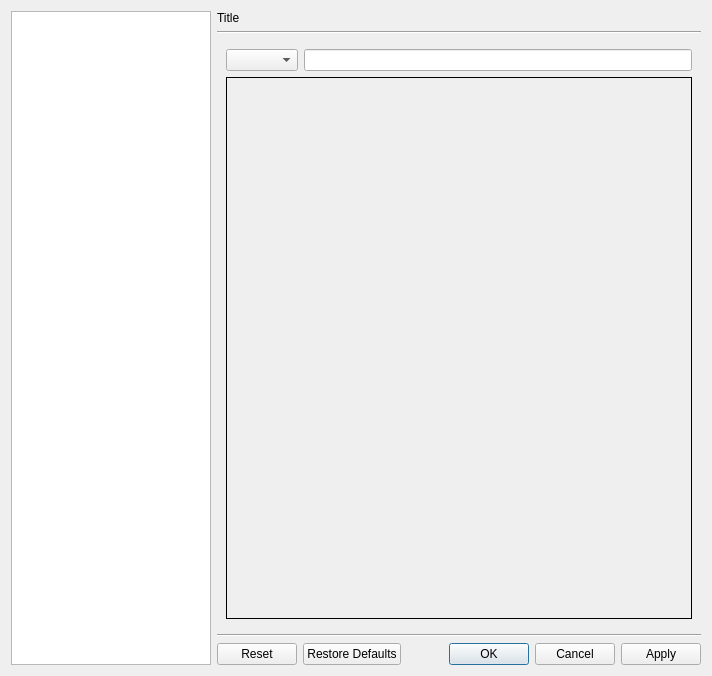
Above: src/cmplayer/ui/prefdialog.ui from bylee20/bomi before the change. Below: the same form after it.
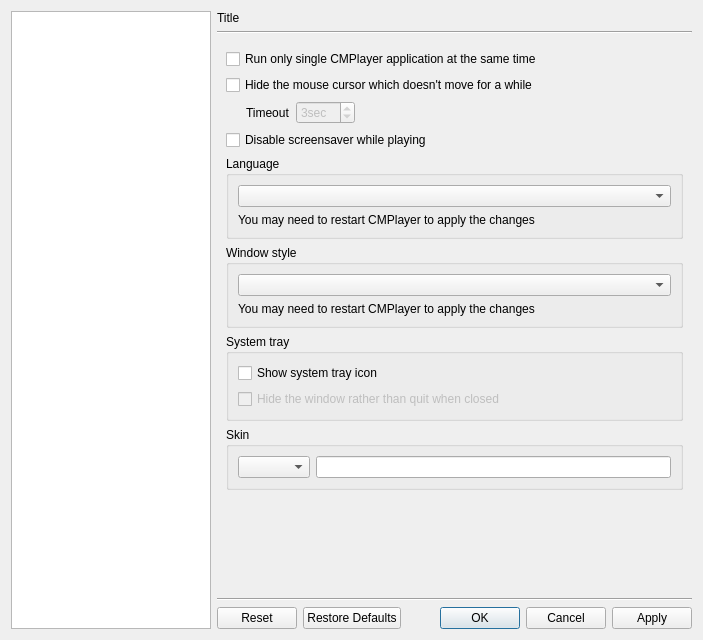
That is the form after the change. The open tabs and pages were chosen to show the change. Icons and pictures are not drawn. Custom widgets are drawn as their Qt base class.

Patch:
```diff
--- a/src/cmplayer/ui/prefdialog.ui
+++ b/src/cmplayer/ui/prefdialog.ui
@@ -6,8 +6,8 @@
    <rect>
     <x>0</x>
     <y>0</y>
-    <width>712</width>
-    <height>676</height>
+    <width>703</width>
+    <height>640</height>
    </rect>
   </property>
   <property name="windowTitle">
@@ -1173,6 +1173,25 @@
            </layout>
           </widget>
          </item>
+         <item>
+          <widget class="QGroupBox" name="groupBox_4">
+           <property name="title">
+            <string>Skin</string>
+           </property>
+           <layout class="QHBoxLayout" name="horizontalLayout_9">
+            <item>
+             <widget class="DataComboBox" name="skin_name"/>
+            </item>
+            <item>
+             <widget class="QLineEdit" name="skin_path">
+              <property name="readOnly">
+               <bool>true</bool>
+              </property>
+             </widget>
+            </item>
+           </layout>
+          </widget>
+         </item>
          <item>
           <spacer name="verticalSpacer_5">
            <property name="orientation">
@@ -2386,53 +2405,6 @@
          </item>
         </layout>
        </widget>
-       <widget class="QWidget" name="ui_skin">
-        <layout class="QVBoxLayout" name="verticalLayout_9">
-         <item>
-          <layout class="QHBoxLayout" name="horizontalLayout_9">
-           <item>
-            <widget class="DataComboBox" name="skin_name"/>
-           </item>
-           <item>
-            <widget class="QLineEdit" name="skin_path">
-             <property name="readOnly">
-              <bool>true</bool>
-             </property>
-            </widget>
-           </item>
-          </layout>
-         </item>
-         <item>
-          <layout class="QHBoxLayout" name="horizontalLayout_12">
-           <property name="spacing">
-            <number>0</number>
-           </property>
-           <item>
-            <widget class="QWindowFrame" name="skin_preview">
-             <property name="sizePolicy">
-              <sizepolicy hsizetype="Preferred" vsizetype="Expanding">
-               <horstretch>0</horstretch>
-               <verstretch>0</verstretch>
-              </sizepolicy>
-             </property>
-             <property name="minimumSize">
-              <size>
-               <width>200</width>
-               <height>200</height>
-              </size>
-             </property>
-             <property name="frameShape">
-              <enum>QFrame::Box</enum>
-             </property>
-             <property name="frameShadow">
-              <enum>QFrame::Plain</enum>
-             </property>
-            </widget>
-           </item>
-          </layout>
-         </item>
-        </layout>
-       </widget>
       </widget>
      </item>
      <item>
@@ -2505,12 +2477,6 @@
    <extends>QComboBox</extends>
    <header>widgets.hpp</header>
   </customwidget>
-  <customwidget>
-   <class>QWindowFrame</class>
-   <extends>QFrame</extends>
-   <header>qwindowwidget.hpp</header>
-   <container>1</container>
-  </customwidget>
  </customwidgets>
  <resources>
   <include location="../rsclist.qrc"/>
```
Left out of the diff: 117 changed lines with no effect on the pictures.
